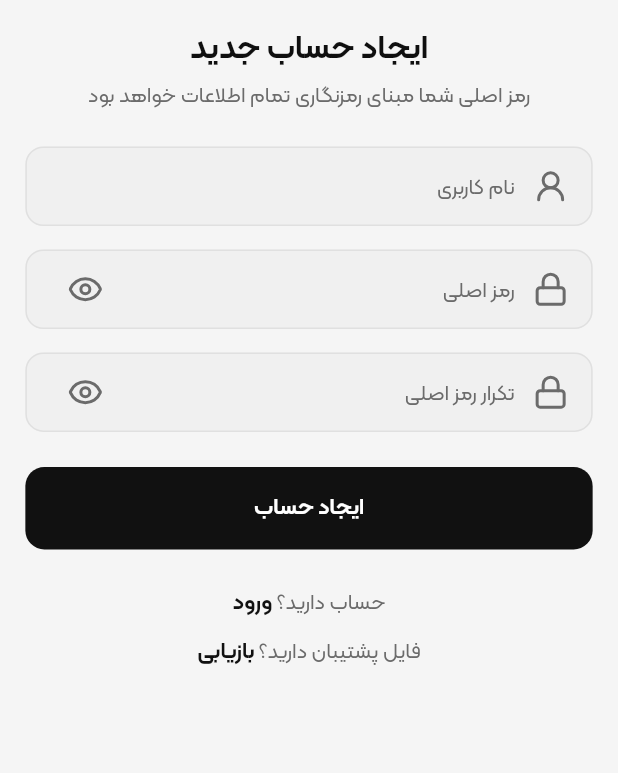
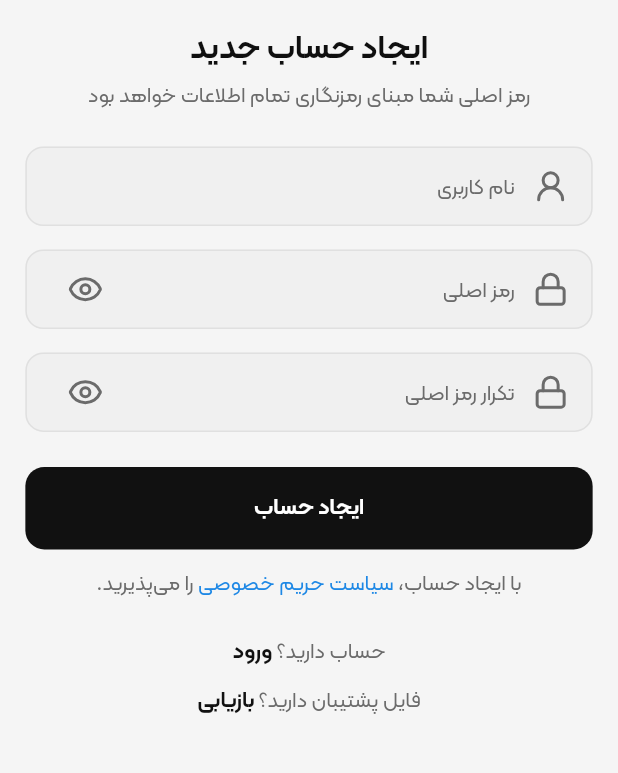
Before and after one commit to javadHeidary/keyva, a Flutter app: the AuthRegisterView screen opened by its route, on a phone screen of 412 x 824 dp, the part 190-963 px from its top. Run offline on Flutter 3.47's test engine with Material 3 defaults, Android fonts, the phone set to English and light mode, and no system bars; our stand-ins replace file_picker, flutter_expandable_fab, flutter_secure_storage, flutter_spinkit, flutter_svg, get and 9 more; missing offline and left inert: cached_network_image_plus, cryptography, iranian_banks, persian_number_utility; accounts and stored records are empty; statements that could not run were skipped.

Commit message:
Add : privacy buttom

```diff
--- a/lib/core/routes/app_routing.dart
+++ b/lib/core/routes/app_routing.dart
@@ -379,7 +379,6 @@ class AppRoutes {
     GetPage(
       name: privacyPolicy,
       page: () => const PrivacyPolicyView(),
-      middlewares: _sessionGuard,
       transition: _pageTransition,
       curve: _pageCurve,
       transitionDuration: _pageTransitionDuration,
--- a/lib/feature/auth/view/auth_register_view.dart
+++ b/lib/feature/auth/view/auth_register_view.dart
@@ -10,7 +10,9 @@ import 'package:keyva/feature/auth/widget/auth_brand_header.dart';
 import 'package:keyva/feature/auth/widget/auth_countdown_warning_dialog.dart';
 import 'package:keyva/feature/auth/widget/auth_error_toast_binder.dart';
 import 'package:keyva/feature/auth/widget/auth_footer_link.dart';
+import 'package:keyva/feature/auth/widget/auth_privacy_consent_link.dart';
 import 'package:keyva/feature/auth/widget/view_model/auth_register_viewmodel.dart';
+import 'package:keyva/feature/settings/model/privacy_policy_content.dart';
 import 'package:keyva/shared/icons/app_icons.dart';
 import 'package:keyva/shared/widget/app_buttom_widget.dart';
 import 'package:keyva/shared/widget/app_page_loading_overlay.dart';
@@ -161,6 +163,14 @@ class AuthRegisterView extends GetView<RegisterController> {
                         title: 'ایجاد حساب',
                         onPressed: _onRegisterPressed,
                       ),
+                      SizedBox(height: AppSpacing.md.h),
+                      AuthPrivacyConsentLink(
+                        key: const Key('auth-register-privacy-policy'),
+                        prefix: 'با ایجاد حساب، ',
+                        linkLabel: PrivacyPolicyContent.title,
+                        suffix: ' را می‌پذیرید.',
+                        onTap: () => Get.toNamed(AppRoutes.privacyPolicy),
+                      ),
                       SizedBox(height: AppSpacing.sectionGap.h),
                       AuthFooterLink(
                         key: const Key('auth-register-to-accounts'),
--- /dev/null
+++ b/lib/feature/auth/widget/auth_privacy_consent_link.dart
@@ -0,0 +1,48 @@
+import 'package:flutter/material.dart';
+import 'package:keyva/core/theme/app_typography.dart';
+import 'package:keyva/core/theme/extensions/theme_extentions.dart';
+
+class AuthPrivacyConsentLink extends StatelessWidget {
+  const AuthPrivacyConsentLink({
+    super.key,
+    required this.prefix,
+    required this.linkLabel,
+    required this.suffix,
+    required this.onTap,
+  });
+
+  final String prefix;
+  final String linkLabel;
+  final String suffix;
+  final VoidCallback onTap;
+
+  @override
+  Widget build(BuildContext context) {
+    final colors = context.colors;
+    final bodyStyle = AppTypography.bodyMedium.copyWith(
+      color: colors.textSecondary,
+    );
+
+    return Text.rich(
+      TextSpan(
+        text: prefix,
+        style: bodyStyle,
+        children: [
+          WidgetSpan(
+            alignment: PlaceholderAlignment.baseline,
+            baseline: TextBaseline.alphabetic,
+            child: GestureDetector(
+              onTap: onTap,
+              child: Text(
+                linkLabel,
+                style: bodyStyle.copyWith(color: colors.info),
+              ),
+            ),
+          ),
+          TextSpan(text: suffix),
+        ],
+      ),
+      textAlign: TextAlign.center,
+    );
+  }
+}
--- a/lib/feature/settings/model/privacy_policy_content.dart
+++ b/lib/feature/settings/model/privacy_policy_content.dart
@@ -96,8 +96,7 @@ class PrivacyPolicyContent {
       body:
           'برای پرسش یا گزارش مشکل، از تنظیمات → تماس با ما استفاده کنید. '
           'می‌توانید از طریق تلگرام، پیام‌رسان بله یا ایمیل پشتیبانی با تیم کیوا '
-          'ارتباط بگیرید؛ در صورت تنظیم نشدن یک مسیر، برنامه پیام راهنما نمایش '
-          'می‌دهد.',
+          'ارتباط بگیرید. ',
     ),
   ];
 }
```
Also changed, not shown: 1 other file.
